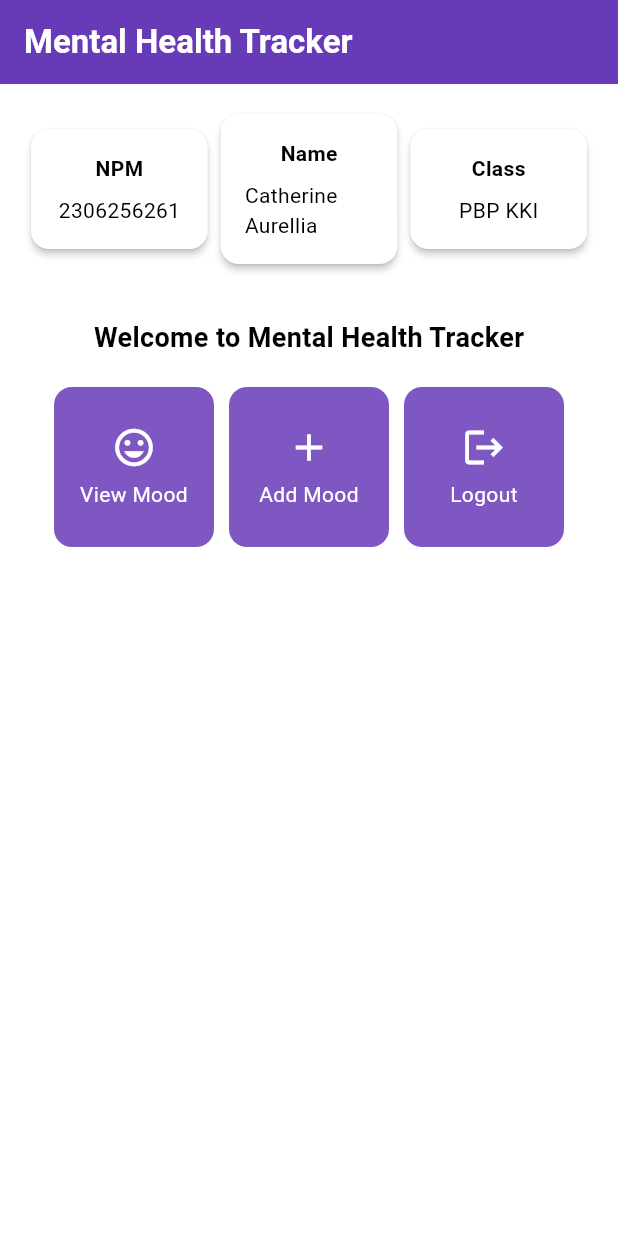
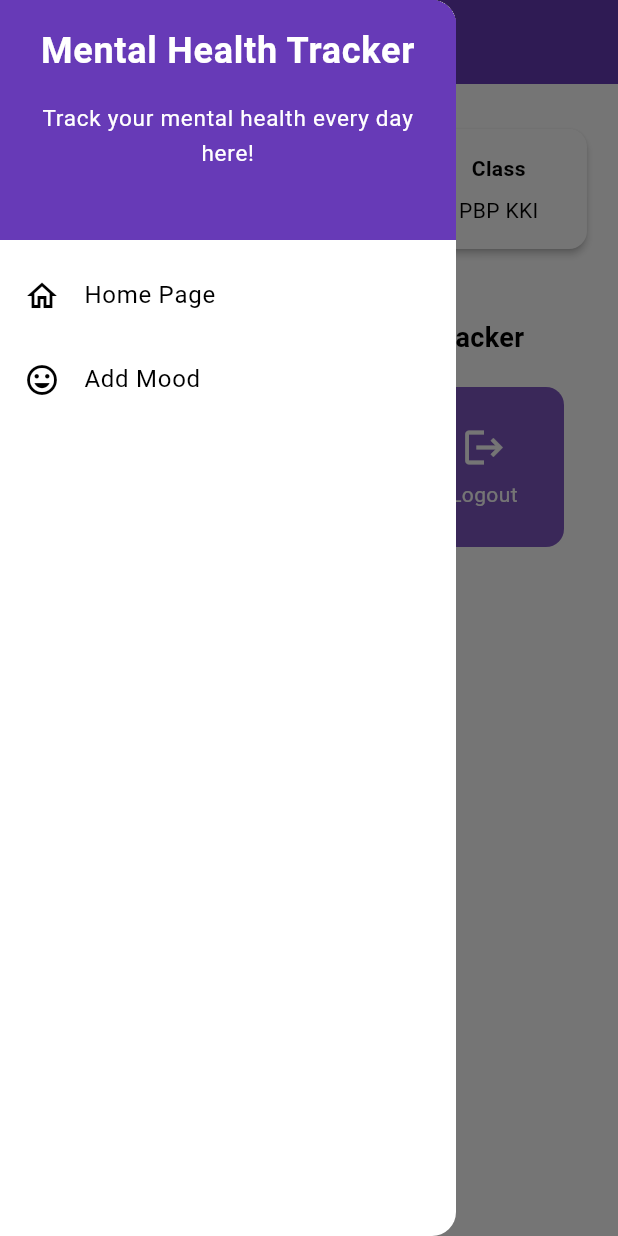
Before and after one commit to neaurellia/mental-health-tracker-mobile, a Flutter app: the screen it shows after launch, with the side drawer open (before the commit the screen has no drawer), on a phone screen of 412 x 824 dp. Run offline on Flutter 3.47's test engine with Material 3 defaults, Android fonts, the phone set to English and light mode, and no system bars.

Commit message:
TUTORIAL 7 IN PROGRESS

```diff
--- a/lib/menu.dart
+++ b/lib/menu.dart
@@ -1,4 +1,7 @@
 import 'package:flutter/material.dart';
+import 'package:mental_health_tracker/widgets/left_drawer.dart';
+// lib/screens/menu.dart
+import '../widgets/mood_card.dart'; // Import mood_card.dart for ItemHomepage and ItemCard
 
 class MyHomePage extends StatelessWidget {
   final String npm = '2306256261'; // NPM
@@ -26,9 +29,13 @@
             fontWeight: FontWeight.bold,
           ),
         ),
+        // Set drawer icon color to white
+        iconTheme: const IconThemeData(color: Colors.white),
         // The background color of the AppBar is obtained from the application theme color scheme.
         backgroundColor: Theme.of(context).colorScheme.primary,
       ),
+      // Add drawer as a parameter value for the drawer attribute of the Scaffold widget
+      drawer: const LeftDrawer(),
       // Body of the page with paddings around it.
       body: Padding(
         padding: const EdgeInsets.all(16.0),
@@ -124,64 +131,3 @@
     );
   }
 }
-
-class ItemCard extends StatelessWidget {
-  // Display the card with an icon and name.
-
-  final ItemHomepage item;
-
-  const ItemCard(this.item, {super.key});
-
-  @override
-  Widget build(BuildContext context) {
-    return Material(
-      // Specify the background color of the application theme.
-      color: Theme.of(context).colorScheme.secondary,
-      // Round the card border.
-      borderRadius: BorderRadius.circular(12),
-
-      child: InkWell(
-        // Action when the card is pressed.
-        onTap: () {
-          // Display the SnackBar message when the card is pressed.
-          ScaffoldMessenger.of(context)
-            ..hideCurrentSnackBar()
-            ..showSnackBar(
-              SnackBar(content: Text("You have pressed the ${item.name} button!"))
-            );
-        },
-        // Container to store the Icon and Text
-        child: Container(
-          padding: const EdgeInsets.all(8),
-          child: Center(
-            child: Column(
-              // Place the Icon and Text in the center of the card.
-              mainAxisAlignment: MainAxisAlignment.center,
-              children: [
-                Icon(
-                  item.icon,
-                  color: Colors.white,
-                  size: 30.0,
-                ),
-                const Padding(padding: EdgeInsets.all(3)),
-                Text(
-                  item.name,
-                  textAlign: TextAlign.center,
-                  style: const TextStyle(color: Colors.white),
-                ),
-              ],
-            ),
-          ),
-        ),
-      ),
-    );
-  }
-
-}
-
-class ItemHomepage {
-     final String name;
-     final IconData icon;
-
-     ItemHomepage(this.name, this.icon);
- }
--- /dev/null
+++ b/lib/widgets/left_drawer.dart
@@ -0,0 +1,71 @@
+import 'package:flutter/material.dart';
+import 'package:mental_health_tracker/menu.dart';
+import 'package:mental_health_tracker/moodentry_form.dart';
+
+class LeftDrawer extends StatelessWidget {
+  const LeftDrawer({super.key});
+
+  @override
+  Widget build(BuildContext context) {
+    return Drawer(
+      child: ListView(
+        children: [
+          DrawerHeader(
+            decoration: BoxDecoration(
+              color: Theme.of(context).colorScheme.primary,
+            ),
+            child: const Column(
+              children: [
+                Text(
+                  'Mental Health Tracker',
+                  textAlign: TextAlign.center,
+                  style: TextStyle(
+                    fontSize: 24,
+                    fontWeight: FontWeight.bold,
+                    color: Colors.white,
+                  ),
+                ),
+                Padding(padding: EdgeInsets.all(8)),
+                Text(
+                  "Track your mental health every day here!",
+                  textAlign: TextAlign.center,
+                  style: TextStyle(
+                    fontSize: 15,
+                    fontWeight: FontWeight.normal,
+                    color: Colors.white,
+                  ),
+                ),
+              ],
+            ),
+          ),
+          ListTile(
+            leading: const Icon(Icons.home_outlined),
+            title: const Text('Home Page'),
+            // Redirection to MyHomePage
+            onTap: () {
+              Navigator.pushReplacement(
+                context,
+                MaterialPageRoute(
+                  builder: (context) => MyHomePage(),
+                ),
+              );
+            },
+          ),
+          ListTile(
+            leading: const Icon(Icons.mood),
+            title: const Text('Add Mood'),
+            // Redirection to MoodEntryFormPage
+            onTap: () {
+              Navigator.push(
+                context,
+                MaterialPageRoute(
+                  builder: (context) => const MoodEntryFormPage(),
+                ),
+              );
+            },
+          ),
+        ],
+      ),
+    );
+  }
+}
--- /dev/null
+++ b/lib/widgets/mood_card.dart
@@ -0,0 +1,67 @@
+// lib/widgets/mood_card.dart
+import 'package:flutter/material.dart';
+import '../screens/moodentry_form.dart'; // Import MoodEntryFormPage from the new screens directory
+
+class ItemCard extends StatelessWidget {
+  // Display the card with an icon and name.
+
+  final ItemHomepage item;
+
+  const ItemCard(this.item, {super.key});
+
+  @override
+  Widget build(BuildContext context) {
+    return Material(
+      // Specify the background color of the application theme.
+      color: Theme.of(context).colorScheme.secondary,
+      // Round the card border.
+      borderRadius: BorderRadius.circular(12),
+
+      child: InkWell(
+        // Action when the card is pressed.
+        onTap: () {
+          // Display the SnackBar message when the card is pressed.
+          ScaffoldMessenger.of(context)
+            ..hideCurrentSnackBar()
+            ..showSnackBar(SnackBar(
+                content: Text("You have pressed the ${item.name} button!")));
+          // Navigate to the appropriate route (depending on the button type)
+          if (item.name == "Add Mood") {
+            // TODO: Use Navigator.push to navigate to a MaterialPageRoute that includes TrackerFormPage.
+          }
+        },
+        // Container to store the Icon and Text
+        child: Container(
+          padding: const EdgeInsets.all(8),
+          child: Center(
+            child: Column(
+              // Place the Icon and Text in the center of the card.
+              mainAxisAlignment: MainAxisAlignment.center,
+              children: [
+                Icon(
+                  item.icon,
+                  color: Colors.white,
+                  size: 30.0,
+                ),
+                const Padding(padding: EdgeInsets.all(3)),
+                Text(
+                  item.name,
+                  textAlign: TextAlign.center,
+                  style: const TextStyle(color: Colors.white),
+                ),
+              ],
+            ),
+          ),
+        ),
+      ),
+    );
+  }
+
+}
+
+class ItemHomepage {
+     final String name;
+     final IconData icon;
+
+     ItemHomepage(this.name, this.icon);
+ }
```
Also changed, not shown: lib/moodentry_form.dart (added, +138 -0 lines).
